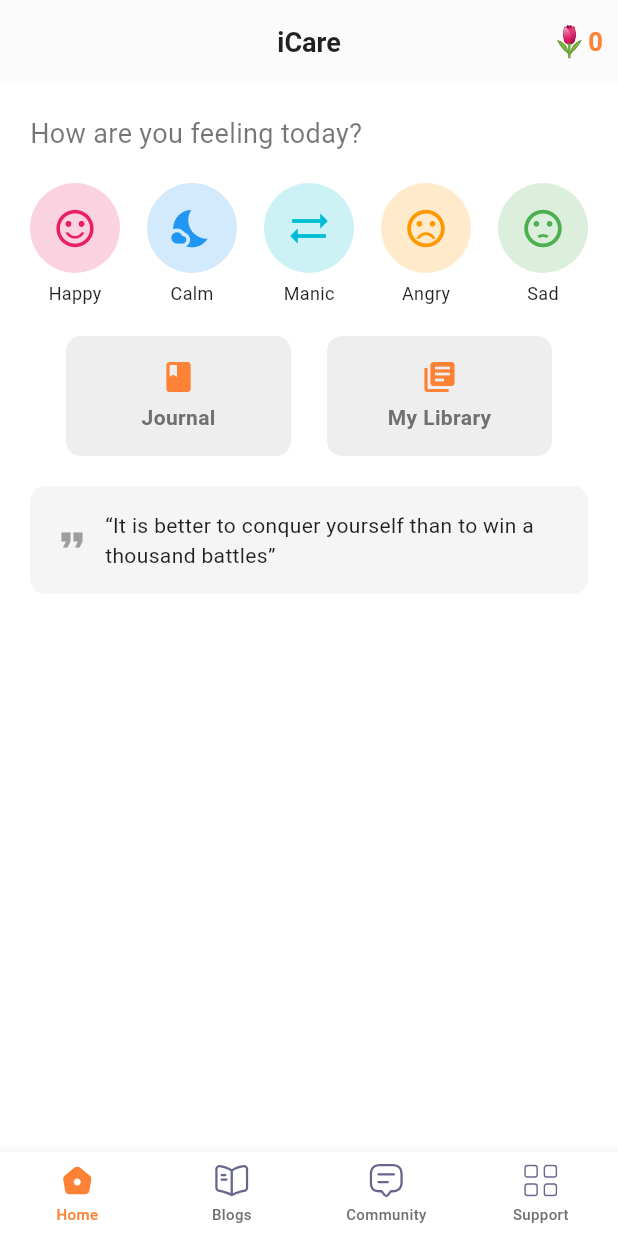
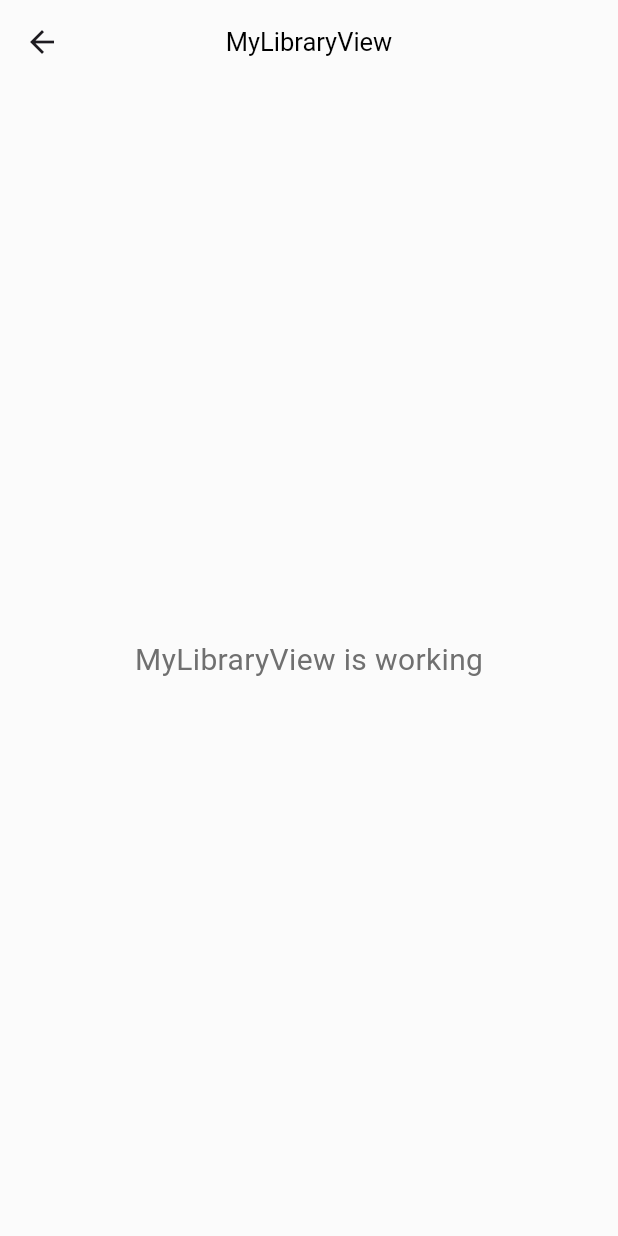
Before and after one commit to jushkinbekrashidovich/wecare, a Flutter app: the screen it shows after launch, after a tap on "My Library", on a phone screen of 412 x 824 dp. Run offline on Flutter 3.47's test engine with Material 3 defaults, Android fonts, the phone set to English and light mode, and no system bars; our stand-ins replace cloud_firestore, confetti, firebase_core, flutter_svg, get, shared_preferences and 2 more; accounts and stored records are empty; statements that could not run were skipped.

Commit message:
added nothing

```diff
--- a/lib/app/modules/home_page/home/views/home_view.dart
+++ b/lib/app/modules/home_page/home/views/home_view.dart
@@ -1,4 +1,5 @@
 
+import 'package:flutter/cupertino.dart';
 import 'package:flutter/material.dart';
 
 import 'package:get/get.dart';
@@ -50,7 +51,7 @@ class HomeView extends GetView<HomeController> {
 
             Text(
               "How are you feeling today?",
-              style: TextStyle(fontSize: 18, color: Colors.black54),
+              style: TextStyle(fontSize: 20, color: Colors.black),
             ),
             SizedBox(height: 20),
             Row(
@@ -83,7 +84,7 @@ class HomeView extends GetView<HomeController> {
                 }),
                 _buildCardButton(label:  "My Library", icon: Icons.library_books,color:  AppColors.mainOrangeColor,
                 ontap: (){
-
+                  Get.toNamed(Routes.MY_LIBRARY);
                 }
                 ),
               ],
--- /dev/null
+++ b/lib/app/modules/my_library/bindings/my_library_binding.dart
@@ -0,0 +1,12 @@
+import 'package:get/get.dart';
+
+import '../controllers/my_library_controller.dart';
+
+class MyLibraryBinding extends Bindings {
+  @override
+  void dependencies() {
+    Get.lazyPut<MyLibraryController>(
+      () => MyLibraryController(),
+    );
+  }
+}
--- /dev/null
+++ b/lib/app/modules/my_library/views/my_library_view.dart
@@ -0,0 +1,24 @@
+import 'package:flutter/material.dart';
+
+import 'package:get/get.dart';
+
+import '../controllers/my_library_controller.dart';
+
+class MyLibraryView extends GetView<MyLibraryController> {
+  const MyLibraryView({super.key});
+  @override
+  Widget build(BuildContext context) {
+    return Scaffold(
+      appBar: AppBar(
+        title: const Text('MyLibraryView'),
+        centerTitle: true,
+      ),
+      body: const Center(
+        child: Text(
+          'MyLibraryView is working',
+          style: TextStyle(fontSize: 20),
+        ),
+      ),
+    );
+  }
+}
--- a/lib/app/routes/app_pages.dart
+++ b/lib/app/routes/app_pages.dart
@@ -26,6 +26,8 @@ import '../modules/home_page/motivation_scroll/bindings/motivation_scroll_bindin
 import '../modules/home_page/motivation_scroll/views/motivation_scroll_view.dart';
 import '../modules/main/bindings/main_binding.dart';
 import '../modules/main/views/main_view.dart';
+import '../modules/my_library/bindings/my_library_binding.dart';
+import '../modules/my_library/views/my_library_view.dart';
 import '../modules/support_centre_page/hotline_numbers/bindings/hotline_numbers_binding.dart';
 import '../modules/support_centre_page/hotline_numbers/views/hotline_numbers_view.dart';
 import '../modules/support_centre_page/support_centre/bindings/support_centre_binding.dart';
@@ -114,5 +116,10 @@ class AppPages {
       page: () => const ExchangeView(),
       binding: ExchangeBinding(),
     ),
+    GetPage(
+      name: _Paths.MY_LIBRARY,
+      page: () => const MyLibraryView(),
+      binding: MyLibraryBinding(),
+    ),
   ];
 }
--- a/lib/app/routes/app_routes.dart
+++ b/lib/app/routes/app_routes.dart
@@ -18,6 +18,7 @@ abstract class Routes {
   static const JOURNAL_DETAILS = _Paths.JOURNAL_DETAILS;
   static const MOTIVATION_SCROLL = _Paths.MOTIVATION_SCROLL;
   static const EXCHANGE = _Paths.EXCHANGE;
+  static const MY_LIBRARY = _Paths.MY_LIBRARY;
 }
 
 abstract class _Paths {
@@ -37,4 +38,5 @@ abstract class _Paths {
   static const JOURNAL_DETAILS = '/journal-details';
   static const MOTIVATION_SCROLL = '/motivation-scroll';
   static const EXCHANGE = '/exchange';
+  static const MY_LIBRARY = '/my-library';
 }
--- a/pubspec.yaml
+++ b/pubspec.yaml
@@ -45,6 +45,7 @@ dependencies:
   slider_button: ^2.1.0
   shared_preferences: ^2.3.5
   confetti: ^0.8.0
+  widget_arrows: ^0.6.0
 
 
 dev_dependencies:
```
Also changed, not shown: lib/app/modules/my_library/controllers/my_library_controller.dart (added, +23 -0 lines), pubspec.lock.
